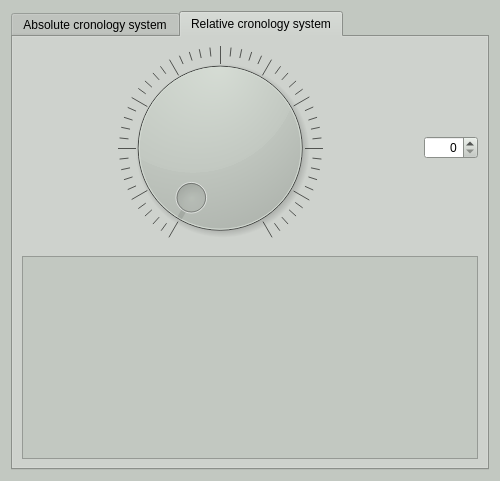
pyarchinit/pyarchinit, file gui/ui/Gis_Time_controller.ui: the form before one commit.
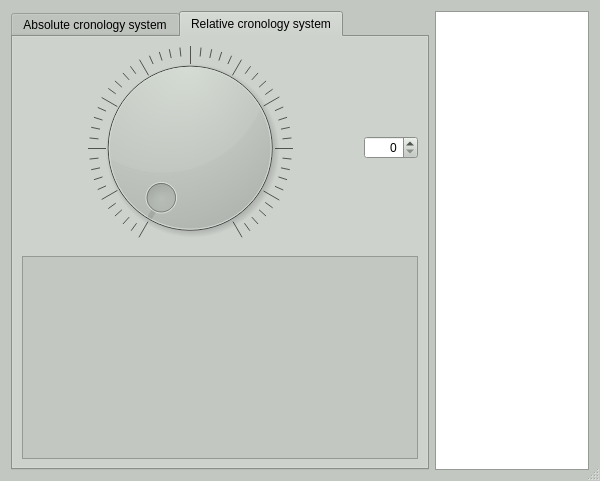
The form after the commit. Icons and pictures are not drawn.

```diff
--- a/gui/ui/Gis_Time_controller.ui
+++ b/gui/ui/Gis_Time_controller.ui
@@ -6,7 +6,7 @@
    <rect>
     <x>0</x>
     <y>0</y>
-    <width>500</width>
+    <width>600</width>
     <height>481</height>
    </rect>
   </property>
@@ -24,7 +24,7 @@
   </property>
   <property name="maximumSize">
    <size>
-    <width>500</width>
+    <width>600</width>
     <height>500</height>
    </size>
   </property>
@@ -483,6 +483,12 @@
    <iconset resource="../../resources/resources.qrc">
     <normaloff>:/icons/iconTimeControll.png</normaloff>:/icons/iconTimeControll.png</iconset>
   </property>
+  <property name="sizeGripEnabled">
+   <bool>true</bool>
+  </property>
+  <property name="modal">
+   <bool>true</bool>
+  </property>
   <layout class="QGridLayout" name="gridLayout_3">
    <item row="0" column="0">
     <widget class="QTabWidget" name="tabWidget">
@@ -653,6 +659,9 @@
      </widget>
     </widget>
    </item>
+   <item row="0" column="1">
+    <widget class="QListWidget" name="listWidget"/>
+   </item>
   </layout>
  </widget>
  <resources>
```
